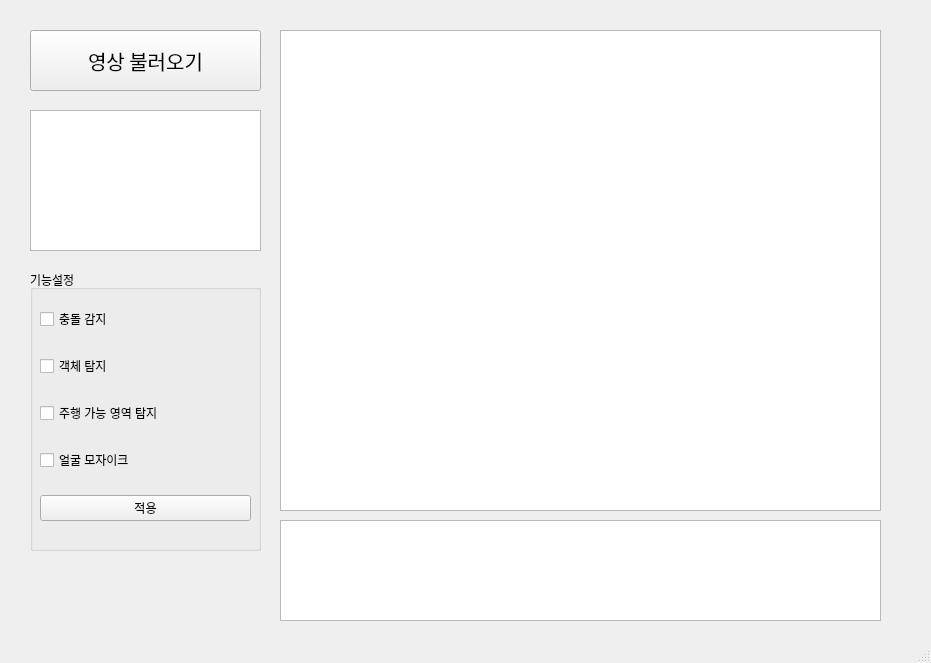
This is ui/main_window.ui in 12-CV/front as Qt 5 draws it before an edit. The edited form follows.
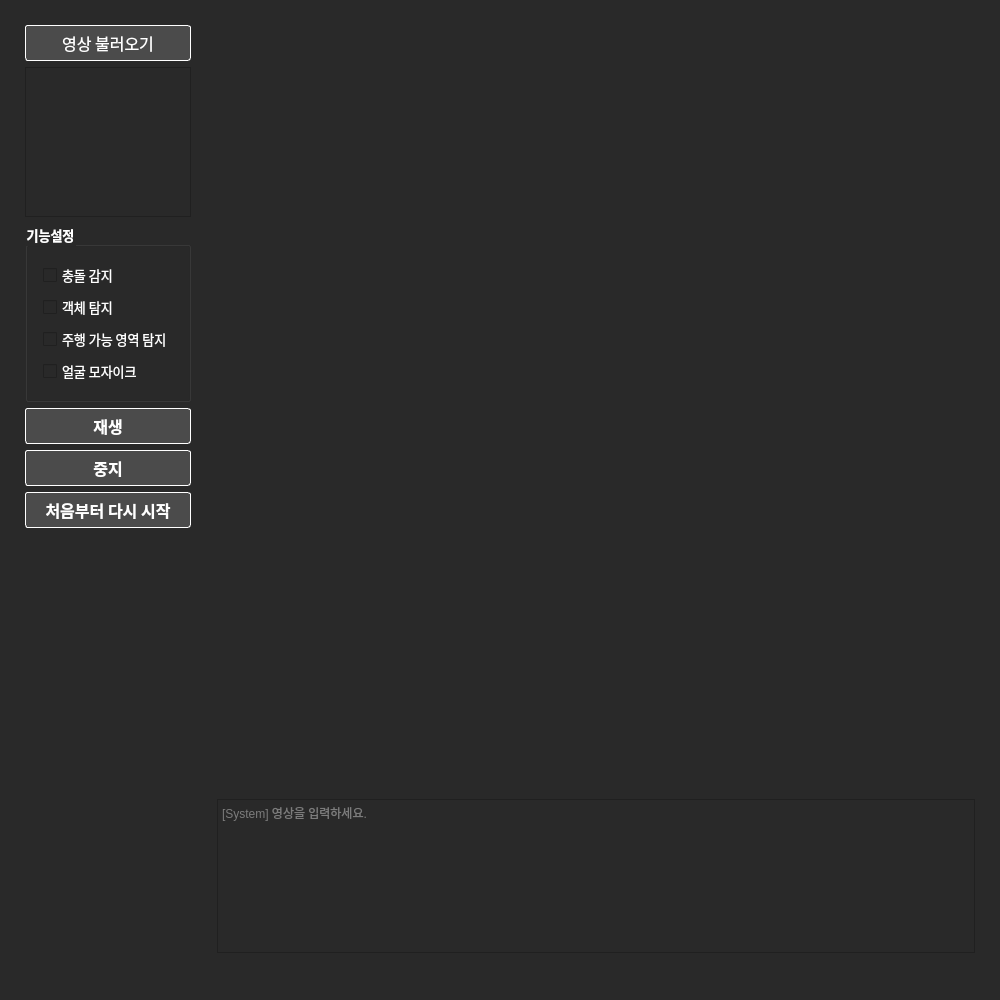
This is the edited form.

Commit message:
Update: qasync를 이용한 서버통신 기능 구축 (#8)
* Update: UI style

* Update: 기존 Camel Case 였던 파일명을 snake_case로 변경

* Add: 파일 업로드 기능 1차 완료

* Add: video viewer
Update: video_info_text

* Add: 기존 Video Widget을 QLabel로 교체

#6

* Delete: 기존 제거된 Video Widget 코드 제거

#6

* Update: 파일 불러오기 코드 수정. 일단 mp4만 허용하도록 수정

#6

* Add: 1차 UI 포팅 완료

#6

* Add: 1차 마일스톤 완성

#6

* Add: FastAPI Client 추가

* Update: Fastapi 클라이언트 fps 최적화 코드

* Update: Qasync를 사용하도록 로직 변경

---------

What changed in the file:
```diff
--- a/ui/main_window.ui
+++ b/ui/main_window.ui
@@ -6,132 +6,408 @@
    <rect>
     <x>0</x>
     <y>0</y>
-    <width>931</width>
-    <height>663</height>
+    <width>1000</width>
+    <height>1000</height>
    </rect>
   </property>
+  <property name="sizePolicy">
+   <sizepolicy hsizetype="Fixed" vsizetype="Fixed">
+    <horstretch>0</horstretch>
+    <verstretch>0</verstretch>
+   </sizepolicy>
+  </property>
+  <property name="maximumSize">
+   <size>
+    <width>1000</width>
+    <height>1000</height>
+   </size>
+  </property>
+  <property name="font">
+   <font>
+    <family>Californian FB</family>
+    <pointsize>10</pointsize>
+   </font>
+  </property>
   <property name="windowTitle">
-   <string>충돌방지시스템</string>
+   <string>Collision Detection System v1</string>
+  </property>
+  <property name="styleSheet">
+   <string notr="true">background-color: rgb(41, 41, 41);
+color: rgb(124, 124, 124);
+</string>
   </property>
   <widget class="QWidget" name="centralwidget">
-   <widget class="QGraphicsView" name="graphicsView_mainViewer">
-    <property name="geometry">
-     <rect>
-      <x>280</x>
-      <y>30</y>
-      <width>601</width>
-      <height>481</height>
-     </rect>
+   <layout class="QGridLayout" name="gridLayout_3">
+    <property name="leftMargin">
+     <number>10</number>
     </property>
-   </widget>
-   <widget class="QPushButton" name="pushButton_importVideo">
-    <property name="geometry">
-     <rect>
-      <x>30</x>
-      <y>30</y>
-      <width>231</width>
-      <height>61</height>
-     </rect>
+    <property name="topMargin">
+     <number>10</number>
     </property>
-    <property name="font">
-     <font>
-      <family>Arial Black</family>
-      <pointsize>15</pointsize>
-      <weight>10</weight>
-      <italic>false</italic>
-      <bold>false</bold>
-     </font>
+    <property name="rightMargin">
+     <number>10</number>
     </property>
-    <property name="styleSheet">
-     <string notr="true">font: 87 15pt &quot;Arial Black&quot;;</string>
+    <property name="bottomMargin">
+     <number>10</number>
     </property>
-    <property name="text">
-     <string>영상 불러오기</string>
+    <property name="horizontalSpacing">
+     <number>5</number>
     </property>
-   </widget>
-   <widget class="QPlainTextEdit" name="plainTextEdit_videoInfo">
-    <property name="geometry">
-     <rect>
-      <x>30</x>
-      <y>110</y>
-      <width>231</width>
-      <height>141</height>
-     </rect>
-    </property>
-   </widget>
-   <widget class="QPlainTextEdit" name="plainTextEdit_mainLogger">
-    <property name="geometry">
-     <rect>
-      <x>280</x>
-      <y>520</y>
-      <width>601</width>
-      <height>101</height>
-     </rect>
-    </property>
-    <property name="readOnly">
-     <bool>true</bool>
-    </property>
-   </widget>
-   <widget class="QGroupBox" name="groupBox">
-    <property name="geometry">
-     <rect>
-      <x>30</x>
-      <y>270</y>
-      <width>231</width>
-      <height>281</height>
-     </rect>
-    </property>
-    <property name="title">
-     <string>기능설정</string>
-    </property>
-    <widget class="QWidget" name="verticalLayoutWidget">
-     <property name="geometry">
-      <rect>
-       <x>10</x>
-       <y>20</y>
-       <width>211</width>
-       <height>251</height>
-      </rect>
-     </property>
-     <layout class="QVBoxLayout" name="verticalLayout">
+    <item row="0" column="0">
+     <layout class="QHBoxLayout" name="horizontalLayout" stretch="1,5">
+      <property name="spacing">
+       <number>6</number>
+      </property>
+      <property name="leftMargin">
+       <number>5</number>
+      </property>
+      <property name="topMargin">
+       <number>5</number>
+      </property>
+      <property name="rightMargin">
+       <number>5</number>
+      </property>
+      <property name="bottomMargin">
+       <number>5</number>
+      </property>
       <item>
-       <widget class="QCheckBox" name="checkBox_collisionDetect">
-        <property name="text">
-         <string>충돌 감지</string>
+       <layout class="QVBoxLayout" name="verticalLayout_3" stretch="2,10,2,0,0,0,0">
+        <property name="leftMargin">
+         <number>10</number>
         </property>
-       </widget>
-      </item>
-      <item>
-       <widget class="QCheckBox" name="checkBox_objectDetect">
-        <property name="text">
-         <string>객체 탐지</string>
+        <property name="topMargin">
+         <number>10</number>
         </property>
-       </widget>
-      </item>
-      <item>
-       <widget class="QCheckBox" name="checkBox_availableRouteDetect">
-        <property name="text">
-         <string>주행 가능 영역 탐지</string>
+        <property name="rightMargin">
+         <number>10</number>
         </property>
-       </widget>
-      </item>
-      <item>
-       <widget class="QCheckBox" name="checkBox_mosaicFace">
-        <property name="text">
-         <string>얼굴 모자이크</string>
+        <property name="bottomMargin">
+         <number>10</number>
         </property>
-       </widget>
+        <item>
+         <widget class="QPushButton" name="pushButton_importVideo">
+          <property name="font">
+           <font>
+            <family>NanumGothic</family>
+            <pointsize>12</pointsize>
+            <weight>50</weight>
+            <italic>false</italic>
+            <bold>false</bold>
+           </font>
+          </property>
+          <property name="styleSheet">
+           <string notr="true">QPushButton{background-color: rgb(75, 75, 75);
+selection-color: rgb(255, 255, 255);
+color: rgb(255, 255, 255);
+
+border: 1px solid  #ffffff;
+border-radius: 3px;
+padding-right: 5px; 
+padding-left: 5px;
+padding-top: 5px;
+padding-bottom: 5px;
+}
+
+QPushButton:hover
+{
+	background-color: rgb(125,125,125);
+	border: 0px solid  #ffffff;
+}</string>
+          </property>
+          <property name="text">
+           <string>영상 불러오기</string>
+          </property>
+         </widget>
+        </item>
+        <item>
+         <widget class="QPlainTextEdit" name="plainTextEdit_videoInfo">
+          <property name="maximumSize">
+           <size>
+            <width>16777215</width>
+            <height>150</height>
+           </size>
+          </property>
+          <property name="styleSheet">
+           <string notr="true">color : #ffffff</string>
+          </property>
+         </widget>
+        </item>
+        <item>
+         <widget class="QGroupBox" name="groupBox">
+          <property name="maximumSize">
+           <size>
+            <width>16777215</width>
+            <height>130</height>
+           </size>
+          </property>
+          <property name="font">
+           <font>
+            <family>NanumGothic</family>
+            <pointsize>10</pointsize>
+            <weight>75</weight>
+            <bold>true</bold>
+           </font>
+          </property>
+          <property name="styleSheet">
+           <string notr="true">color : #ffffff</string>
+          </property>
+          <property name="title">
+           <string>기능설정</string>
+          </property>
+          <layout class="QGridLayout" name="gridLayout">
+           <property name="sizeConstraint">
+            <enum>QLayout::SetMinAndMaxSize</enum>
+           </property>
+           <property name="leftMargin">
+            <number>10</number>
+           </property>
+           <property name="topMargin">
+            <number>10</number>
+           </property>
+           <property name="rightMargin">
+            <number>10</number>
+           </property>
+           <property name="bottomMargin">
+            <number>10</number>
+           </property>
+           <item row="0" column="0">
+            <layout class="QVBoxLayout" name="verticalLayout">
+             <property name="leftMargin">
+              <number>5</number>
+             </property>
+             <property name="topMargin">
+              <number>5</number>
+             </property>
+             <property name="rightMargin">
+              <number>5</number>
+             </property>
+             <property name="bottomMargin">
+              <number>5</number>
+             </property>
+             <item>
+              <widget class="QCheckBox" name="checkBox_collisionDetect">
+               <property name="font">
+                <font>
+                 <family>NanumGothic</family>
+                 <pointsize>10</pointsize>
+                </font>
+               </property>
+               <property name="text">
+                <string>충돌 감지</string>
+               </property>
+              </widget>
+             </item>
+             <item>
+              <widget class="QCheckBox" name="checkBox_objectDetect">
+               <property name="font">
+                <font>
+                 <family>NanumGothic</family>
+                 <pointsize>10</pointsize>
+                </font>
+               </property>
+               <property name="text">
+                <string>객체 탐지</string>
+               </property>
+              </widget>
+             </item>
+             <item>
+              <widget class="QCheckBox" name="checkBox_availableRouteDetect">
+               <property name="font">
+                <font>
+                 <family>NanumGothic</family>
+                 <pointsize>10</pointsize>
+                </font>
+               </property>
+               <property name="text">
+                <string>주행 가능 영역 탐지</string>
+               </property>
+              </widget>
+             </item>
+             <item>
+              <widget class="QCheckBox" name="checkBox_mosaicFace">
+               <property name="font">
+                <font>
+                 <family>NanumGothic</family>
+                 <pointsize>10</pointsize>
+                </font>
+               </property>
+               <property name="text">
+                <string>얼굴 모자이크</string>
+               </property>
+              </widget>
+             </item>
+            </layout>
+           </item>
+          </layout>
+         </widget>
+        </item>
+        <item>
+         <widget class="QPushButton" name="pushButton_startVideo">
+          <property name="font">
+           <font>
+            <family>NanumGothic</family>
+            <pointsize>12</pointsize>
+            <weight>75</weight>
+            <bold>true</bold>
+           </font>
+          </property>
+          <property name="styleSheet">
+           <string notr="true">QPushButton{background-color: rgb(75, 75, 75);
+selection-color: rgb(255, 255, 255);
+color: rgb(255, 255, 255);
+
+border: 1px solid  #ffffff;
+border-radius: 3px;
+padding-right: 5px; 
+padding-left: 5px;
+padding-top: 5px;
+padding-bottom: 5px;
+}
+
+QPushButton:hover
+{
+	background-color: rgb(125,125,125);
+	border: 0px solid  #ffffff;
+}</string>
+          </property>
+          <property name="text">
+           <string>재생</string>
+          </property>
+         </widget>
+        </item>
+        <item>
+         <widget class="QPushButton" name="pushButton_stopVideo">
+          <property name="font">
+           <font>
+            <family>NanumGothic</family>
+            <pointsize>12</pointsize>
+            <weight>75</weight>
+            <bold>true</bold>
+           </font>
+          </property>
+          <property name="styleSheet">
+           <string notr="true">QPushButton{background-color: rgb(75, 75, 75);
+selection-color: rgb(255, 255, 255);
+color: rgb(255, 255, 255);
+
+border: 1px solid  #ffffff;
+border-radius: 3px;
+padding-right: 5px; 
+padding-left: 5px;
+padding-top: 5px;
+padding-bottom: 5px;
+}
+
+QPushButton:hover
+{
+	background-color: rgb(125,125,125);
+	border: 0px solid  #ffffff;
+}</string>
+          </property>
+          <property name="text">
+           <string>중지</string>
+          </property>
+         </widget>
+        </item>
+        <item>
+         <widget class="QPushButton" name="pushButton_restartVideo">
+          <property name="font">
+           <font>
+            <family>NanumGothic</family>
+            <pointsize>12</pointsize>
+            <weight>75</weight>
+            <bold>true</bold>
+           </font>
+          </property>
+          <property name="styleSheet">
+           <string notr="true">QPushButton{background-color: rgb(75, 75, 75);
+selection-color: rgb(255, 255, 255);
+color: rgb(255, 255, 255);
+
+border: 1px solid  #ffffff;
+border-radius: 3px;
+padding-right: 5px; 
+padding-left: 5px;
+padding-top: 5px;
+padding-bottom: 5px;
+}
+
+QPushButton:hover
+{
+	background-color: rgb(125,125,125);
+	border: 0px solid  #ffffff;
+}</string>
+          </property>
+          <property name="text">
+           <string>처음부터 다시 시작</string>
+          </property>
+         </widget>
+        </item>
+        <item>
+         <widget class="QLabel" name="label_videoWindow_2">
+          <property name="font">
+           <font>
+            <kerning>true</kerning>
+           </font>
+          </property>
+          <property name="text">
+           <string/>
+          </property>
+          <property name="margin">
+           <number>-1</number>
+          </property>
+         </widget>
+        </item>
+       </layout>
       </item>
       <item>
-       <widget class="QPushButton" name="pushButton_applyConfig">
-        <property name="text">
-         <string>적용</string>
+       <layout class="QVBoxLayout" name="vboxLayout" stretch="5,1">
+        <property name="leftMargin">
+         <number>10</number>
         </property>
-       </widget>
+        <property name="topMargin">
+         <number>10</number>
+        </property>
+        <property name="rightMargin">
+         <number>10</number>
+        </property>
+        <property name="bottomMargin">
+         <number>10</number>
+        </property>
+        <item>
+         <layout class="QVBoxLayout" name="videoLayout">
+          <item>
+           <widget class="QLabel" name="label_videoWindow">
+            <property name="font">
+             <font>
+              <kerning>true</kerning>
+             </font>
+            </property>
+            <property name="text">
+             <string/>
+            </property>
+            <property name="margin">
+             <number>-1</number>
+            </property>
+           </widget>
+          </item>
+         </layout>
+        </item>
+        <item>
+         <widget class="QPlainTextEdit" name="plainTextEdit_mainLogger">
+          <property name="readOnly">
+           <bool>true</bool>
+          </property>
+          <property name="plainText">
+           <string>[System] 영상을 입력하세요.</string>
+          </property>
+         </widget>
+        </item>
+       </layout>
       </item>
      </layout>
-    </widget>
-   </widget>
+    </item>
+   </layout>
   </widget>
   <widget class="QMenuBar" name="menubar">
    <property name="geometry">
```
Left out of the diff: 2 changed lines with no effect on the pictures. The commit also changes 7 other files.
